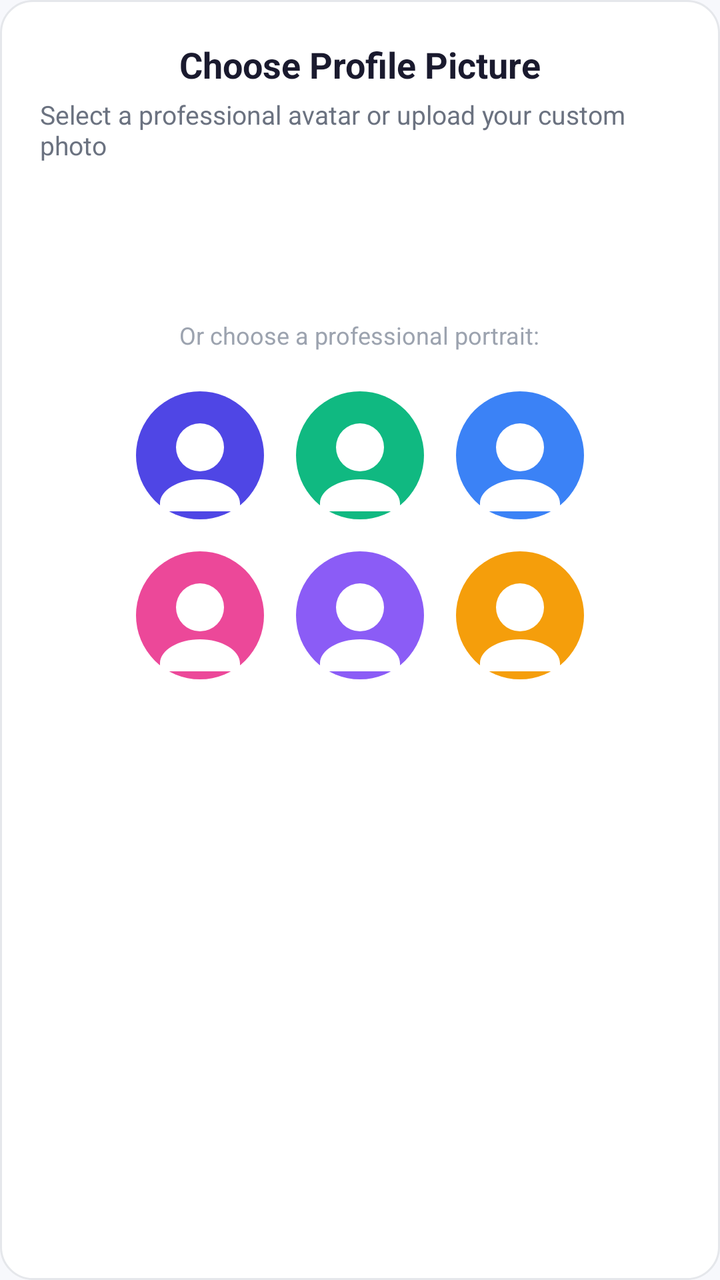
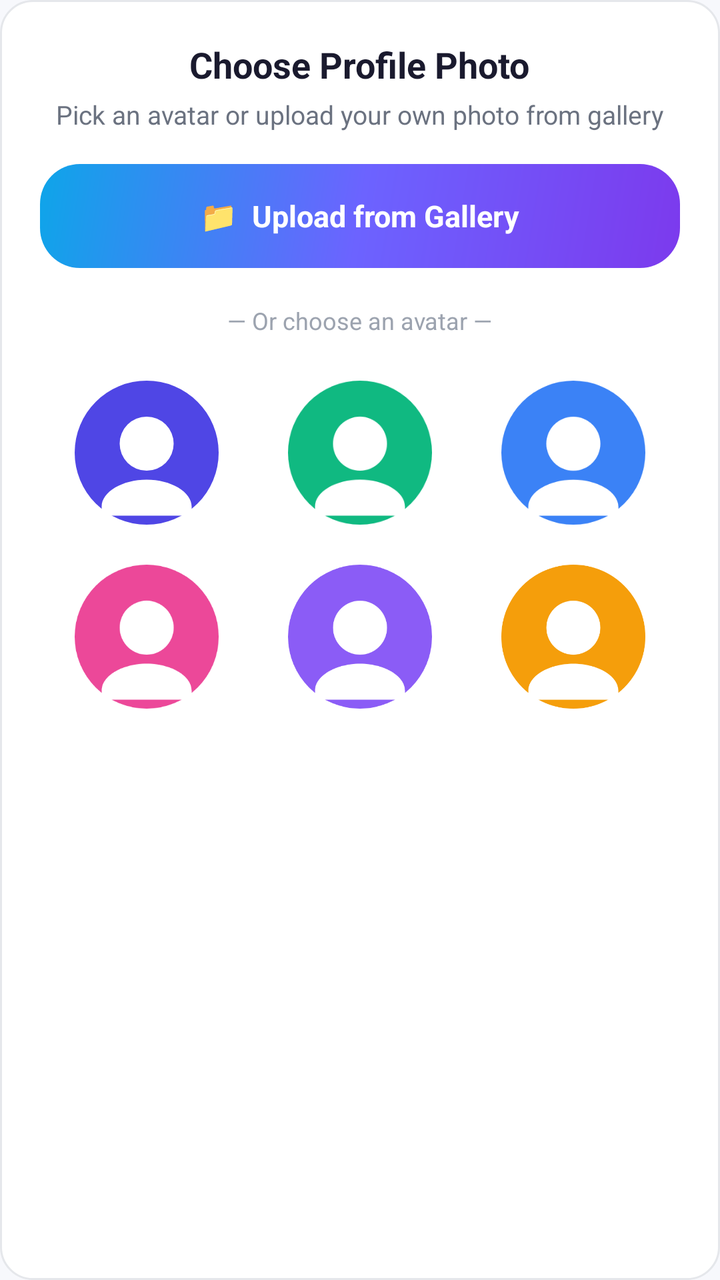

An Android layout rendered at two revisions. The XML below is the earlier revision; the diff shows what the commit changed to produce the second picture.
<!-- AndroidManifest.xml: application theme Theme.SkillBarter -->
<!-- res/layout/dialog_avatar_picker.xml -->
<?xml version="1.0" encoding="utf-8"?>
<LinearLayout xmlns:android="http://schemas.android.com/apk/res/android"
    android:layout_width="match_parent"
    android:layout_height="wrap_content"
    android:background="@drawable/bg_rounded_card"
    android:orientation="vertical"
    android:padding="20dp">

    <TextView
        android:layout_width="wrap_content"
        android:layout_height="wrap_content"
        android:layout_gravity="center_horizontal"
        android:text="Choose Profile Picture"
        android:textColor="@color/text_primary"
        android:textSize="18sp"
        android:textStyle="bold" />

    <TextView
        android:layout_width="wrap_content"
        android:layout_height="wrap_content"
        android:layout_gravity="center_horizontal"
        android:layout_marginTop="4dp"
        android:text="Select a professional avatar or upload your custom photo"
        android:textColor="@color/text_secondary"
        android:textSize="13sp" />

    <Button
        android:id="@+id/btnUploadCustomPhoto"
        style="@style/Widget.SkillBarter.Button"
        android:layout_width="match_parent"
        android:layout_height="46dp"
        android:layout_marginTop="16dp"
        android:text="Upload Custom Photo"
        android:textSize="14sp" />

    <TextView
        android:layout_width="wrap_content"
        android:layout_height="wrap_content"
        android:layout_gravity="center_horizontal"
        android:layout_marginTop="16dp"
        android:text="Or choose a professional portrait:"
        android:textColor="@color/text_muted"
        android:textSize="12sp" />

    <GridLayout
        android:layout_width="wrap_content"
        android:layout_height="wrap_content"
        android:layout_gravity="center_horizontal"
        android:layout_marginTop="12dp"
        android:columnCount="3"
        android:rowCount="2">

        <ImageView
            android:id="@+id/ivAvatar1"
            android:layout_width="64dp"
            android:layout_height="64dp"
            android:layout_margin="8dp"
            android:background="?android:attr/selectableItemBackgroundBorderless"
            android:src="@drawable/avatar_1" />

        <ImageView
            android:id="@+id/ivAvatar2"
            android:layout_width="64dp"
            android:layout_height="64dp"
            android:layout_margin="8dp"
            android:background="?android:attr/selectableItemBackgroundBorderless"
            android:src="@drawable/avatar_2" />

        <ImageView
            android:id="@+id/ivAvatar3"
            android:layout_width="64dp"
            android:layout_height="64dp"
            android:layout_margin="8dp"
            android:background="?android:attr/selectableItemBackgroundBorderless"
            android:src="@drawable/avatar_3" />

        <ImageView
            android:id="@+id/ivAvatar4"
            android:layout_width="64dp"
            android:layout_height="64dp"
            android:layout_margin="8dp"
            android:background="?android:attr/selectableItemBackgroundBorderless"
            android:src="@drawable/avatar_4" />

        <ImageView
            android:id="@+id/ivAvatar5"
            android:layout_width="64dp"
            android:layout_height="64dp"
            android:layout_margin="8dp"
            android:background="?android:attr/selectableItemBackgroundBorderless"
            android:src="@drawable/avatar_5" />

        <ImageView
            android:id="@+id/ivAvatar6"
            android:layout_width="64dp"
            android:layout_height="64dp"
            android:layout_margin="8dp"
            android:background="?android:attr/selectableItemBackgroundBorderless"
            android:src="@drawable/avatar_6" />

    </GridLayout>

</LinearLayout>
<!-- resources referenced by this layout -->
<resources>
  <color name="text_muted">#9CA3AF</color>
  <color name="text_primary">#1A1A2E</color>
  <color name="text_secondary">#6B7280</color>
  <!-- drawable avatar_2 (drawable) -->
  <vector xmlns:android="http://schemas.android.com/apk/res/android"
      android:width="64dp"
      android:height="64dp"
      android:viewportWidth="64"
      android:viewportHeight="64">
    <path
        android:fillColor="#10B981"
        android:pathData="M32,0A32,32 0,1 1,0,32 32,32 0,0 1,32,0Z"/>
    <path
        android:fillColor="#FFFFFF"
        android:pathData="M32,16A12,12 0,1 0,44,28 12,12 0,0 0,32,16ZM32,44C21.33,44 12,49.33 12,56V60H52V56C52,49.33 42.67,44 32,44Z"/>
  </vector>
  <!-- drawable avatar_3 (drawable) -->
  <vector xmlns:android="http://schemas.android.com/apk/res/android"
      android:width="64dp"
      android:height="64dp"
      android:viewportWidth="64"
      android:viewportHeight="64">
    <path
        android:fillColor="#3B82F6"
        android:pathData="M32,0A32,32 0,1 1,0,32 32,32 0,0 1,32,0Z"/>
    <path
        android:fillColor="#FFFFFF"
        android:pathData="M32,16A12,12 0,1 0,44,28 12,12 0,0 0,32,16ZM32,44C21.33,44 12,49.33 12,56V60H52V56C52,49.33 42.67,44 32,44Z"/>
  </vector>
  <!-- drawable avatar_4 (drawable) -->
  <vector xmlns:android="http://schemas.android.com/apk/res/android"
      android:width="64dp"
      android:height="64dp"
      android:viewportWidth="64"
      android:viewportHeight="64">
    <path
        android:fillColor="#EC4899"
        android:pathData="M32,0A32,32 0,1 1,0,32 32,32 0,0 1,32,0Z"/>
    <path
        android:fillColor="#FFFFFF"
        android:pathData="M32,16A12,12 0,1 0,44,28 12,12 0,0 0,32,16ZM32,44C21.33,44 12,49.33 12,56V60H52V56C52,49.33 42.67,44 32,44Z"/>
  </vector>
  <!-- drawable avatar_5 (drawable) -->
  <vector xmlns:android="http://schemas.android.com/apk/res/android"
      android:width="64dp"
      android:height="64dp"
      android:viewportWidth="64"
      android:viewportHeight="64">
    <path
        android:fillColor="#8B5CF6"
        android:pathData="M32,0A32,32 0,1 1,0,32 32,32 0,0 1,32,0Z"/>
    <path
        android:fillColor="#FFFFFF"
        android:pathData="M32,16A12,12 0,1 0,44,28 12,12 0,0 0,32,16ZM32,44C21.33,44 12,49.33 12,56V60H52V56C52,49.33 42.67,44 32,44Z"/>
  </vector>
  <!-- drawable avatar_6 (drawable) -->
  <vector xmlns:android="http://schemas.android.com/apk/res/android"
      android:width="64dp"
      android:height="64dp"
      android:viewportWidth="64"
      android:viewportHeight="64">
    <path
        android:fillColor="#F59E0B"
        android:pathData="M32,0A32,32 0,1 1,0,32 32,32 0,0 1,32,0Z"/>
    <path
        android:fillColor="#FFFFFF"
        android:pathData="M32,16A12,12 0,1 0,44,28 12,12 0,0 0,32,16ZM32,44C21.33,44 12,49.33 12,56V60H52V56C52,49.33 42.67,44 32,44Z"/>
  </vector>
  <!-- drawable bg_rounded_card (drawable) -->
  <?xml version="1.0" encoding="utf-8"?>
  <shape xmlns:android="http://schemas.android.com/apk/res/android"
      android:shape="rectangle">
      <solid android:color="@color/surface_white" />
      <corners android:radius="16dp" />
      <stroke android:width="1dp" android:color="@color/divider_color" />
  </shape>
  <style name="Widget.SkillBarter.Button" parent="Widget.Material3.Button">
          <item name="backgroundTint">@color/primary</item>
          <item name="android:textColor">@color/white</item>
          <item name="cornerRadius">8dp</item>
          <item name="android:paddingTop">12dp</item>
          <item name="android:paddingBottom">12dp</item>
          <item name="android:textStyle">bold</item>
          <item name="android:textSize">14sp</item>
      </style>
  <style name="Theme.SkillBarter" parent="Base.Theme.SkillBarter" />
  <color name="surface_white">#FFFFFF</color>
  <color name="divider_color">#E5E7EB</color>
  <color name="primary">#6C63FF</color>
  <color name="white">#FFFFFF</color>
  <color name="primary_light">#EEF0FF</color>
  <color name="bg_light">#F7F8FC</color>
  <!-- unchanged entries left out for length: 2 -->
</resources>

<!-- the commit's change to res/layout/dialog_avatar_picker.xml (unified diff, before → after) -->
@@ -10,7 +10,7 @@
         android:layout_width="wrap_content"
         android:layout_height="wrap_content"
         android:layout_gravity="center_horizontal"
-        android:text="Choose Profile Picture"
+        android:text="Choose Profile Photo"
         android:textColor="@color/text_primary"
         android:textSize="18sp"
         android:textStyle="bold" />
@@ -20,83 +20,147 @@
         android:layout_height="wrap_content"
         android:layout_gravity="center_horizontal"
         android:layout_marginTop="4dp"
-        android:text="Select a professional avatar or upload your custom photo"
+        android:gravity="center"
+        android:text="Pick an avatar or upload your own photo from gallery"
         android:textColor="@color/text_secondary"
         android:textSize="13sp" />
 
-    <Button
+    
+    <LinearLayout
+        android:layout_width="match_parent"
+        android:layout_height="52dp"
+        android:layout_marginTop="16dp"
+        android:background="@drawable/bg_roadmap_header"
+        android:gravity="center"
+        android:orientation="horizontal"
         android:id="@+id/btnUploadCustomPhoto"
-        style="@style/Widget.SkillBarter.Button"
-        android:layout_width="match_parent"
-        android:layout_height="46dp"
-        android:layout_marginTop="16dp"
-        android:text="Upload Custom Photo"
-        android:textSize="14sp" />
+        android:clickable="true"
+        android:focusable="true">
+
+        <TextView
+            android:layout_width="wrap_content"
+            android:layout_height="wrap_content"
+            android:text="📁  Upload from Gallery"
+            android:textColor="#FFFFFF"
+            android:textSize="15sp"
+            android:textStyle="bold" />
+
+    </LinearLayout>
 
     <TextView
         android:layout_width="wrap_content"
         android:layout_height="wrap_content"
         android:layout_gravity="center_horizontal"
-        android:layout_marginTop="16dp"
-        android:text="Or choose a professional portrait:"
+        android:layout_marginTop="18dp"
+        android:text="— Or choose an avatar —"
         android:textColor="@color/text_muted"
         android:textSize="12sp" />
 
+    
     <GridLayout
-        android:layout_width="wrap_content"
+        android:layout_width="match_parent"
         android:layout_height="wrap_content"
         android:layout_gravity="center_horizontal"
         android:layout_marginTop="12dp"
         android:columnCount="3"
-        android:rowCount="2">
+        android:rowCount="2"
+        android:useDefaultMargins="true">
 
-        <ImageView
-            android:id="@+id/ivAvatar1"
-            android:layout_width="64dp"
-            android:layout_height="64dp"
-            android:layout_margin="8dp"
-            android:background="?android:attr/selectableItemBackgroundBorderless"
-            android:src="@drawable/avatar_1" />
+        <FrameLayout
+            android:layout_width="0dp"
+            android:layout_height="wrap_content"
+            android:layout_columnWeight="1"
+            android:layout_gravity="fill_horizontal"
+            android:padding="6dp">
+            <ImageView
+                android:id="@+id/ivAvatar1"
+                android:layout_width="72dp"
+                android:layout_height="72dp"
+                android:layout_gravity="center"
+                android:background="?android:attr/selectableItemBackgroundBorderless"
+                android:src="@drawable/avatar_1"
+                android:scaleType="fitCenter" />
+        </FrameLayout>
 
-        <ImageView
-            android:id="@+id/ivAvatar2"
-            android:layout_width="64dp"
-            android:layout_height="64dp"
-            android:layout_margin="8dp"
-            android:background="?android:attr/selectableItemBackgroundBorderless"
-            android:src="@drawable/avatar_2" />
+        <FrameLayout
+            android:layout_width="0dp"
+            android:layout_height="wrap_content"
+            android:layout_columnWeight="1"
+            android:layout_gravity="fill_horizontal"
+            android:padding="6dp">
+            <ImageView
+                android:id="@+id/ivAvatar2"
+                android:layout_width="72dp"
+                android:layout_height="72dp"
+                android:layout_gravity="center"
+                android:background="?android:attr/selectableItemBackgroundBorderless"
+                android:src="@drawable/avatar_2"
+                android:scaleType="fitCenter" />
+        </FrameLayout>
 
-        <ImageView
-            android:id="@+id/ivAvatar3"
-            android:layout_width="64dp"
-            android:layout_height="64dp"
-            android:layout_margin="8dp"
-            android:background="?android:attr/selectableItemBackgroundBorderless"
-            android:src="@drawable/avatar_3" />
+        <FrameLayout
+            android:layout_width="0dp"
+            android:layout_height="wrap_content"
+            android:layout_columnWeight="1"
+            android:layout_gravity="fill_horizontal"
+            android:padding="6dp">
+            <ImageView
+                android:id="@+id/ivAvatar3"
+                android:layout_width="72dp"
+                android:layout_height="72dp"
+                android:layout_gravity="center"
+                android:background="?android:attr/selectableItemBackgroundBorderless"
+                android:src="@drawable/avatar_3"
+                android:scaleType="fitCenter" />
+        </FrameLayout>
 
-        <ImageView
-            android:id="@+id/ivAvatar4"
-            android:layout_width="64dp"
-            android:layout_height="64dp"
-            android:layout_margin="8dp"
-            android:background="?android:attr/selectableItemBackgroundBorderless"
-            android:src="@drawable/avatar_4" />
+        <FrameLayout
+            android:layout_width="0dp"
+            android:layout_height="wrap_content"
+            android:layout_columnWeight="1"
+            android:layout_gravity="fill_horizontal"
+            android:padding="6dp">
+            <ImageView
+                android:id="@+id/ivAvatar4"
+                android:layout_width="72dp"
+                android:layout_height="72dp"
+                android:layout_gravity="center"
+                android:background="?android:attr/selectableItemBackgroundBorderless"
+                android:src="@drawable/avatar_4"
+                android:scaleType="fitCenter" />
+        </FrameLayout>
 
-        <ImageView
-            android:id="@+id/ivAvatar5"
-            android:layout_width="64dp"
-            android:layout_height="64dp"
-            android:layout_margin="8dp"
-            android:background="?android:attr/selectableItemBackgroundBorderless"
-            android:src="@drawable/avatar_5" />
+        <FrameLayout
+            android:layout_width="0dp"
+            android:layout_height="wrap_content"
+            android:layout_columnWeight="1"
+            android:layout_gravity="fill_horizontal"
+            android:padding="6dp">
+            <ImageView
+                android:id="@+id/ivAvatar5"
+                android:layout_width="72dp"
+                android:layout_height="72dp"
+                android:layout_gravity="center"
+                android:background="?android:attr/selectableItemBackgroundBorderless"
+                android:src="@drawable/avatar_5"
+                android:scaleType="fitCenter" />
+        </FrameLayout>
 
-        <ImageView
-            android:id="@+id/ivAvatar6"
-            android:layout_width="64dp"
-            android:layout_height="64dp"
-            android:layout_margin="8dp"
-            android:background="?android:attr/selectableItemBackgroundBorderless"
-            android:src="@drawable/avatar_6" />
+        <FrameLayout
+            android:layout_width="0dp"
+            android:layout_height="wrap_content"
+            android:layout_columnWeight="1"
+            android:layout_gravity="fill_horizontal"
+            android:padding="6dp">
+            <ImageView
+                android:id="@+id/ivAvatar6"
+                android:layout_width="72dp"
+                android:layout_height="72dp"
+                android:layout_gravity="center"
+                android:background="?android:attr/selectableItemBackgroundBorderless"
+                android:src="@drawable/avatar_6"
+                android:scaleType="fitCenter" />
+        </FrameLayout>
 
     </GridLayout>
 
<!-- resource entries referenced after the edit -->
@@ -68,6 +68,18 @@
         android:fillColor="#FFFFFF"
         android:pathData="M32,16A12,12 0,1 0,44,28 12,12 0,0 0,32,16ZM32,44C21.33,44 12,49.33 12,56V60H52V56C52,49.33 42.67,44 32,44Z"/>
   </vector>
+  <!-- drawable bg_roadmap_header (drawable) -->
+  <?xml version="1.0" encoding="utf-8"?>
+  <shape xmlns:android="http://schemas.android.com/apk/res/android"
+      android:shape="rectangle">
+      <gradient
+          android:startColor="#7C3AED"
+          android:centerColor="#6C63FF"
+          android:endColor="#0EA5E9"
+          android:angle="135"
+          android:type="linear" />
+      <corners android:radius="20dp" />
+  </shape>
   <!-- drawable bg_rounded_card (drawable) -->
   <?xml version="1.0" encoding="utf-8"?>
   <shape xmlns:android="http://schemas.android.com/apk/res/android"
@@ -76,15 +88,6 @@
       <corners android:radius="16dp" />
       <stroke android:width="1dp" android:color="@color/divider_color" />
   </shape>
-  <style name="Widget.SkillBarter.Button" parent="Widget.Material3.Button">
-          <item name="backgroundTint">@color/primary</item>
-          <item name="android:textColor">@color/white</item>
-          <item name="cornerRadius">8dp</item>
-          <item name="android:paddingTop">12dp</item>
-          <item name="android:paddingBottom">12dp</item>
-          <item name="android:textStyle">bold</item>
-          <item name="android:textSize">14sp</item>
-      </style>
   <style name="Theme.SkillBarter" parent="Base.Theme.SkillBarter" />
   <color name="surface_white">#FFFFFF</color>
   <color name="divider_color">#E5E7EB</color>
